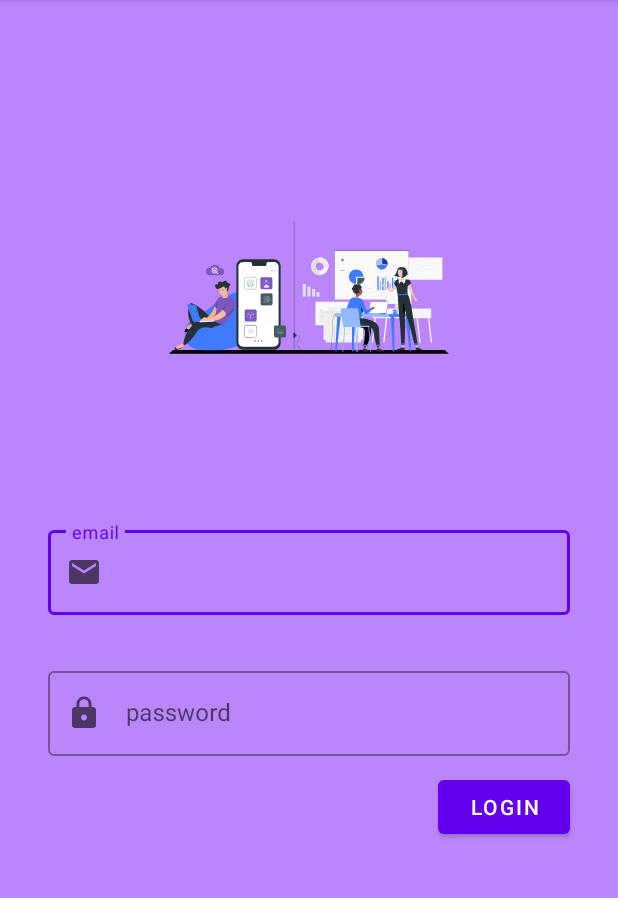
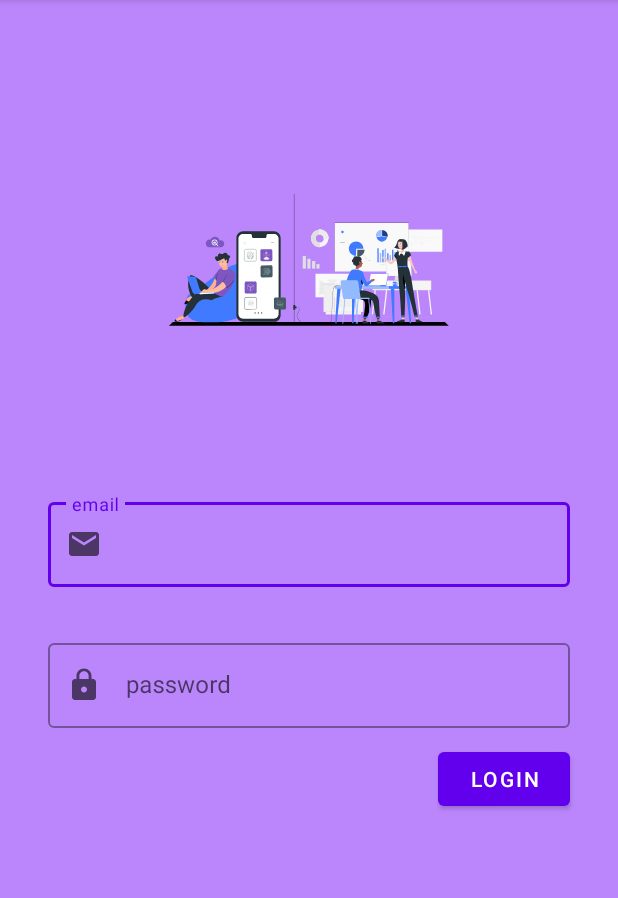
Before and after one commit to Rahmathidayat4299/LiveStory, an Android app: the screen it shows after launch (LoginActivity), on a phone screen of 412 x 824 dp, the part 84-982 px from its top. Run offline under Robolectric (Android 15) with nearby library versions, the phone set to English and light mode, and no system bars.

Commit message:
login ui

```diff
--- a/app/src/main/res/layout/activity_login.xml
+++ b/app/src/main/res/layout/activity_login.xml
@@ -74,7 +74,7 @@
         android:layout_height="64dp"
         android:orientation="horizontal"
         app:layout_constraintEnd_toEndOf="parent"
-        app:layout_constraintGuide_percent="0.1"
+        app:layout_constraintGuide_percent="0.05"
         app:layout_constraintStart_toStartOf="parent" />
 
     <androidx.constraintlayout.widget.Guideline
```
